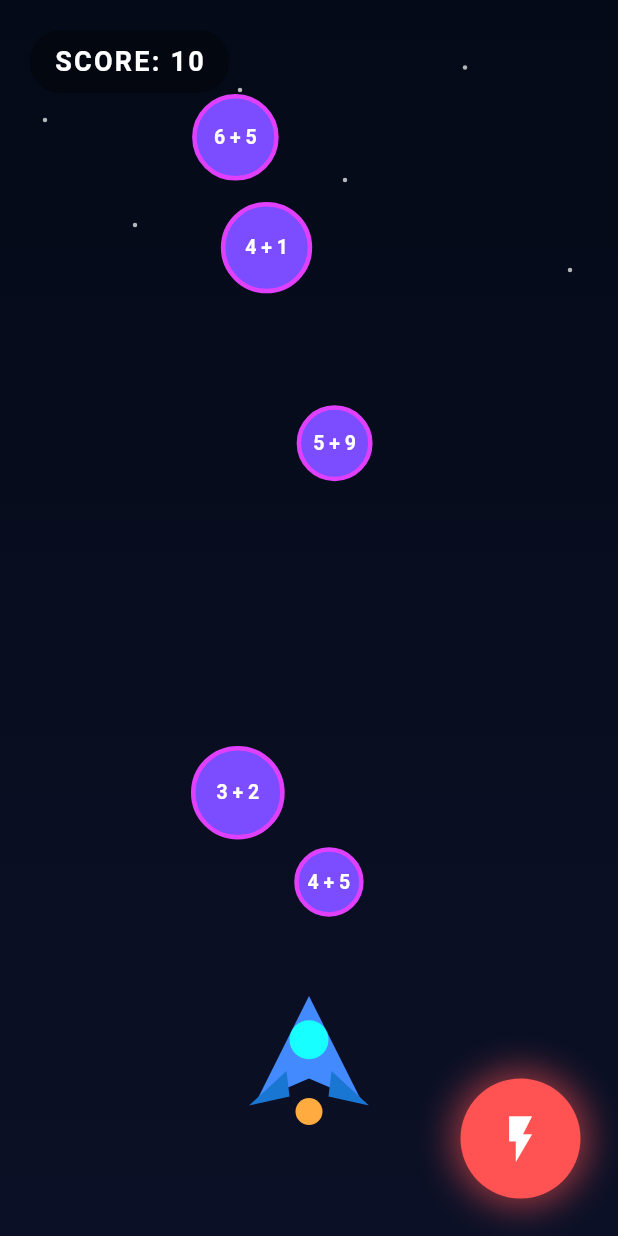
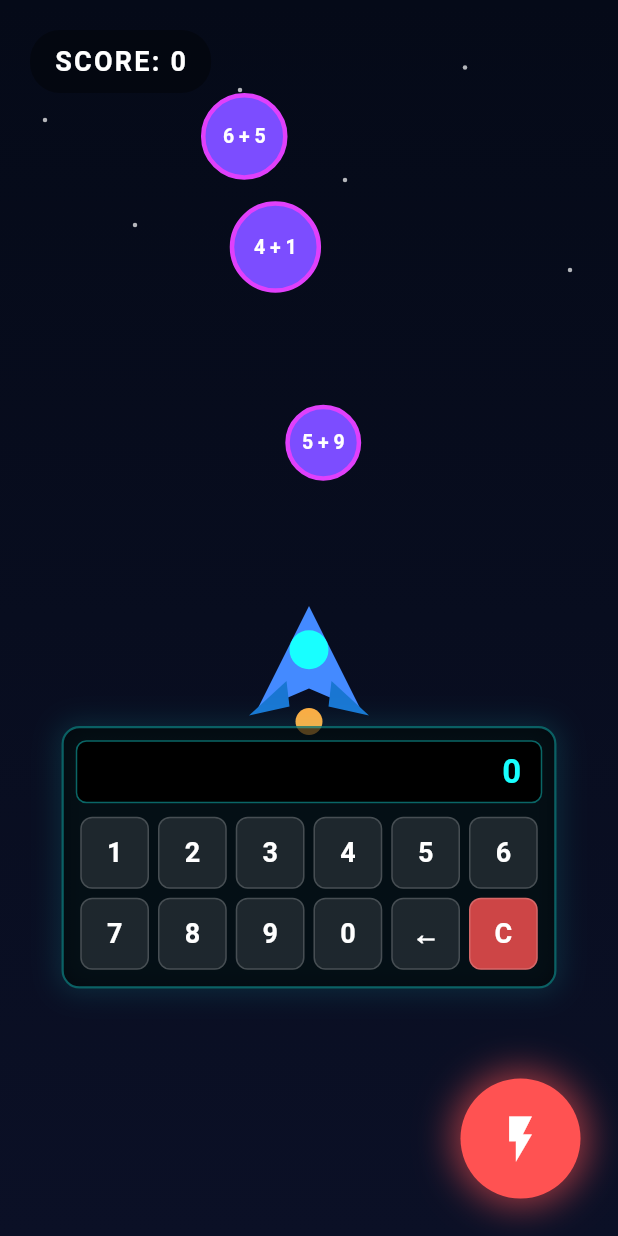
Before and after one commit to fritzfabo-dot/Fst, a Flutter app: the screen it shows after launch, after a tap on the "flash on" icon, on a phone screen of 412 x 824 dp. Run offline on Flutter 3.47's test engine with Material 3 defaults, Android fonts, the phone set to English and light mode, and no system bars.

Commit message:
keyboard works

```diff
--- a/fst/lib/game/math_shooter_game.dart
+++ b/fst/lib/game/math_shooter_game.dart
@@ -1,7 +1,8 @@
 import 'dart:math';
 
+import '../models/bullet.dart';
 import '../models/enemy.dart';
-import '../models/bullet.dart';
+import '../models/spaceship.dart';
 import '../systems/math_system.dart';
 
 class MathShooterGame {
@@ -11,20 +12,28 @@ class MathShooterGame {
   final List<Enemy> enemies = [];
   final List<Bullet> bullets = [];
 
+  final Spaceship spaceship = Spaceship(
+    x: 0,
+    y: 0,
+  );
+
   int score = 0;
 
-  double spaceshipX = 0;
-  double spaceshipY = 0;
+  double enemySpawnTimer = 0;
 
-  double enemySpawnTimer = 0;
+  bool? lastAnswerCorrect;
+
+  double get spaceshipX => spaceship.x;
+
+  double get spaceshipY => spaceship.y;
 
   void update({
     required double width,
     required double height,
   }) {
     // Fixed spaceship position.
-    spaceshipX = width / 2;
-    spaceshipY = height - 120;
+    spaceship.x = width / 2;
+    spaceship.y = height - 380;
 
     // Spawn enemies.
     enemySpawnTimer += 16;
@@ -36,8 +45,8 @@ class MathShooterGame {
 
     // Move enemies toward spaceship.
     for (final enemy in enemies) {
-      final dx = spaceshipX - enemy.x;
-      final dy = spaceshipY - enemy.y;
+      final dx = spaceship.x - enemy.x;
+      final dy = spaceship.y - enemy.y;
 
       final distance = sqrt(
         dx * dx + dy * dy,
@@ -112,8 +121,8 @@ class MathShooterGame {
     // Remove enemies that reach spaceship.
     enemies.removeWhere(
       (enemy) {
-        final dx = spaceshipX - enemy.x;
-        final dy = spaceshipY - enemy.y;
+        final dx = spaceship.x - enemy.x;
+        final dy = spaceship.y - enemy.y;
 
         final distance = sqrt(
           dx * dx + dy * dy,
@@ -182,10 +191,27 @@ enemies.add(
     return nearest;
   }
 
+  bool validateAnswer(String input) {
+    if (input.isEmpty || enemies.isEmpty) {
+      lastAnswerCorrect = false;
+      return false;
+    }
+
+    for (final enemy in enemies) {
+      if (mathSystem.checkAnswer(enemy.problem, input)) {
+        lastAnswerCorrect = true;
+        return true;
+      }
+    }
+
+    lastAnswerCorrect = false;
+    return false;
+  }
+
   void shoot() {
     final target = findNearestEnemy(
-      spaceshipX,
-      spaceshipY,
+      spaceship.x,
+      spaceship.y,
     );
 
     if (target == null) {
@@ -194,8 +220,8 @@ enemies.add(
 
     bullets.add(
       Bullet(
-        x: spaceshipX,
-        y: spaceshipY - 40,
+        x: spaceship.x,
+        y: spaceship.y - 40,
         speed: 9.0,
         target: target,
       ),
--- a/fst/lib/main.dart
+++ b/fst/lib/main.dart
@@ -5,6 +5,7 @@ import 'package:flutter/material.dart';
 import 'game/math_shooter_game.dart';
 import 'painters/enemy_painter.dart';
 import 'painters/spaceship_painter.dart';
+import 'widgets/math_keyboard.dart';
 
 void main() {
   runApp(
@@ -26,6 +27,8 @@ class _SpaceshipGameState extends State<SpaceshipGame> {
   Timer? gameTimer;
 
   final MathShooterGame game = MathShooterGame();
+
+  String answerInput = '';
 
   @override
   void initState() {
@@ -56,10 +59,24 @@ class _SpaceshipGameState extends State<SpaceshipGame> {
     setState(() {});
   }
 
+  void onAnswerChanged(String value) {
+  setState(() {
+    answerInput = value;
+  });
+}
+
   void shoot() {
-    game.shoot();
+    final isCorrect = game.validateAnswer(
+      answerInput,
+    );
 
     setState(() {});
+
+    debugPrint(
+      isCorrect
+          ? 'CORRECT ANSWER'
+          : 'WRONG ANSWER',
+    );
   }
 
   @override
@@ -180,6 +197,16 @@ class _SpaceshipGameState extends State<SpaceshipGame> {
                   ),
                 ),
 
+                // Math keyboard attached to spaceship
+                Positioned(
+                  left: game.spaceshipX - 165,
+                  top: game.spaceshipY + 40,
+                  child: MathKeyboard(
+                    input: answerInput,
+                    onChanged: onAnswerChanged,
+                  ),
+                ),
+
                 // Shoot button
                 Positioned(
                   bottom: 25,
@@ -191,7 +218,9 @@ class _SpaceshipGameState extends State<SpaceshipGame> {
                       height: 80,
                       decoration: BoxDecoration(
                         shape: BoxShape.circle,
-                        color: Colors.redAccent,
+                        color: game.lastAnswerCorrect == true
+                            ? Colors.greenAccent
+                            : Colors.redAccent,
                         boxShadow: [
                           BoxShadow(
                             color: Colors.redAccent.withOpacity(0.6),
--- a/fst/lib/models/spaceship.dart
+++ b/fst/lib/models/spaceship.dart
@@ -8,7 +8,7 @@ class Spaceship {
   Spaceship({
     required this.x,
     required this.y,
-    this.width = 70.0,
-    this.height = 45.0,
+    this.width = 90.0,
+    this.height = 90.0,
   });
 }
--- a/fst/lib/systems/math_system.dart
+++ b/fst/lib/systems/math_system.dart
@@ -16,4 +16,17 @@ class MathSystem {
       answer: left + right,
     );
   }
+
+  bool checkAnswer(
+    MathProblem problem,
+    String input,
+  ) {
+    final value = int.tryParse(input);
+
+    if (value == null) {
+      return false;
+    }
+
+    return value == problem.answer;
+  }
 }
--- /dev/null
+++ b/fst/lib/widgets/math_keyboard.dart
@@ -0,0 +1,188 @@
+import 'package:flutter/material.dart';
+
+class MathKeyboard extends StatelessWidget {
+  const MathKeyboard({
+    super.key,
+    this.input = '',
+    this.onChanged,
+  });
+
+  final String input;
+  final ValueChanged<String>? onChanged;
+
+  void addDigit(String digit) {
+    onChanged?.call(input + digit);
+  }
+
+  void backspace() {
+    if (input.isEmpty) {
+      return;
+    }
+
+    onChanged?.call(
+      input.substring(0, input.length - 1),
+    );
+  }
+
+  void clear() {
+    if (input.isEmpty) {
+      return;
+    }
+
+    onChanged?.call('');
+  }
+
+  Widget buildKey({
+    required String label,
+    required VoidCallback onTap,
+    bool destructive = false,
+  }) {
+    return Expanded(
+      child: Padding(
+        padding: const EdgeInsets.all(3),
+        child: GestureDetector(
+          onTap: onTap,
+          child: Container(
+            height: 48,
+            decoration: BoxDecoration(
+              color: destructive
+                  ? Colors.redAccent.withOpacity(0.8)
+                  : Colors.white.withOpacity(0.10),
+              borderRadius: BorderRadius.circular(8),
+              border: Border.all(
+                color: Colors.white.withOpacity(0.18),
+              ),
+            ),
+            child: Center(
+              child: Text(
+                label,
+                style: const TextStyle(
+                  color: Colors.white,
+                  fontSize: 18,
+                  fontWeight: FontWeight.bold,
+                ),
+              ),
+            ),
+          ),
+        ),
+      ),
+    );
+  }
+
+  @override
+  Widget build(BuildContext context) {
+    return Container(
+      width: 330,
+      padding: const EdgeInsets.all(8),
+      decoration: BoxDecoration(
+        color: Colors.black.withOpacity(0.65),
+        borderRadius: BorderRadius.circular(12),
+        border: Border.all(
+          color: Colors.cyanAccent.withOpacity(0.35),
+          width: 1.5,
+        ),
+        boxShadow: [
+          BoxShadow(
+            color: Colors.cyanAccent.withOpacity(0.12),
+            blurRadius: 15,
+            spreadRadius: 2,
+          ),
+        ],
+      ),
+      child: Column(
+        mainAxisSize: MainAxisSize.min,
+        children: [
+          // Built-in display
+          Container(
+            width: double.infinity,
+            height: 42,
+            margin: const EdgeInsets.only(bottom: 6),
+            padding: const EdgeInsets.symmetric(
+              horizontal: 12,
+            ),
+            decoration: BoxDecoration(
+              color: Colors.black,
+              borderRadius: BorderRadius.circular(7),
+              border: Border.all(
+                color: Colors.cyanAccent.withOpacity(0.4),
+              ),
+            ),
+            alignment: Alignment.centerRight,
+            child: Text(
+              input.isEmpty ? '0' : input,
+              maxLines: 1,
+              overflow: TextOverflow.ellipsis,
+              style: const TextStyle(
+                color: Colors.cyanAccent,
+                fontSize: 22,
+                fontWeight: FontWeight.bold,
+                letterSpacing: 2,
+              ),
+            ),
+          ),
+
+          // First row
+          Row(
+            children: [
+              buildKey(
+                label: '1',
+                onTap: () => addDigit('1'),
+              ),
+              buildKey(
+                label: '2',
+                onTap: () => addDigit('2'),
+              ),
+              buildKey(
+                label: '3',
+                onTap: () => addDigit('3'),
+              ),
+              buildKey(
+                label: '4',
+                onTap: () => addDigit('4'),
+              ),
+              buildKey(
+                label: '5',
+                onTap: () => addDigit('5'),
+              ),
+              buildKey(
+                label: '6',
+                onTap: () => addDigit('6'),
+              ),
+            ],
+          ),
+
+          // Second row
+          Row(
+            children: [
+              buildKey(
+                label: '7',
+                onTap: () => addDigit('7'),
+              ),
+              buildKey(
+                label: '8',
+                onTap: () => addDigit('8'),
+              ),
+              buildKey(
+                label: '9',
+                onTap: () => addDigit('9'),
+              ),
+              buildKey(
+                label: '0',
+                onTap: () => addDigit('0'),
+              ),
+              buildKey(
+                label: '←',
+                onTap: backspace,
+              ),
+              buildKey(
+                label: 'C',
+                onTap: clear,
+                destructive: true,
+              ),
+            ],
+          ),
+        ],
+      ),
+    );
+  }
+}
```
Also changed, not shown: 2 other files. Lines whose indentation alone changed are shown as unchanged.
